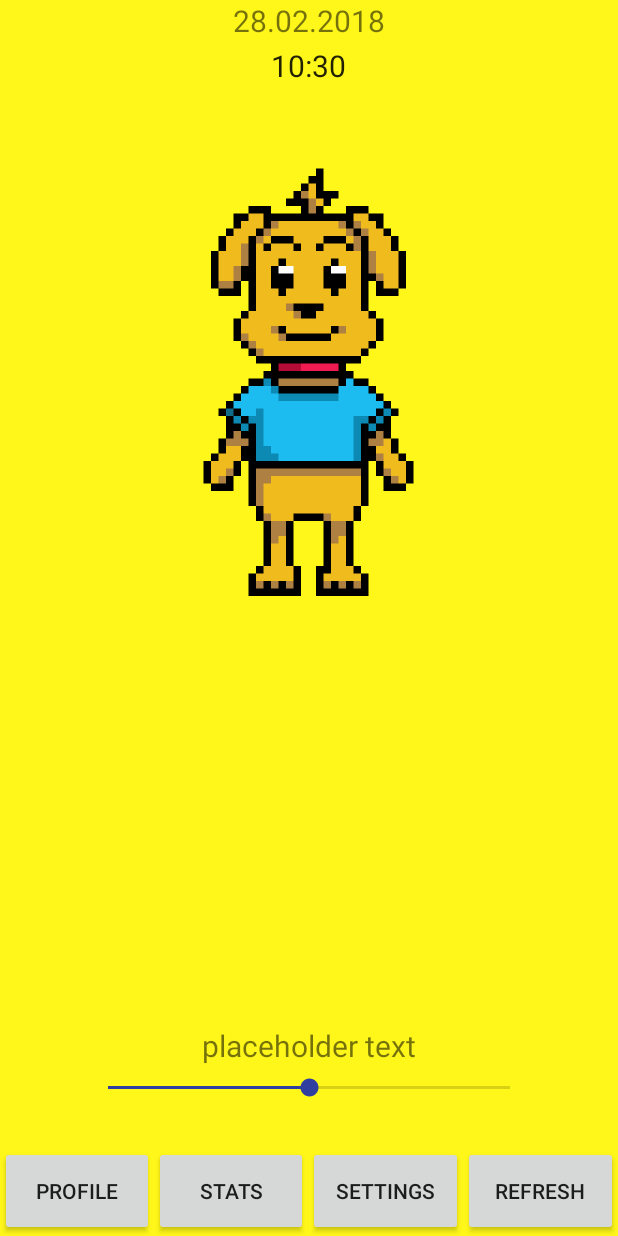
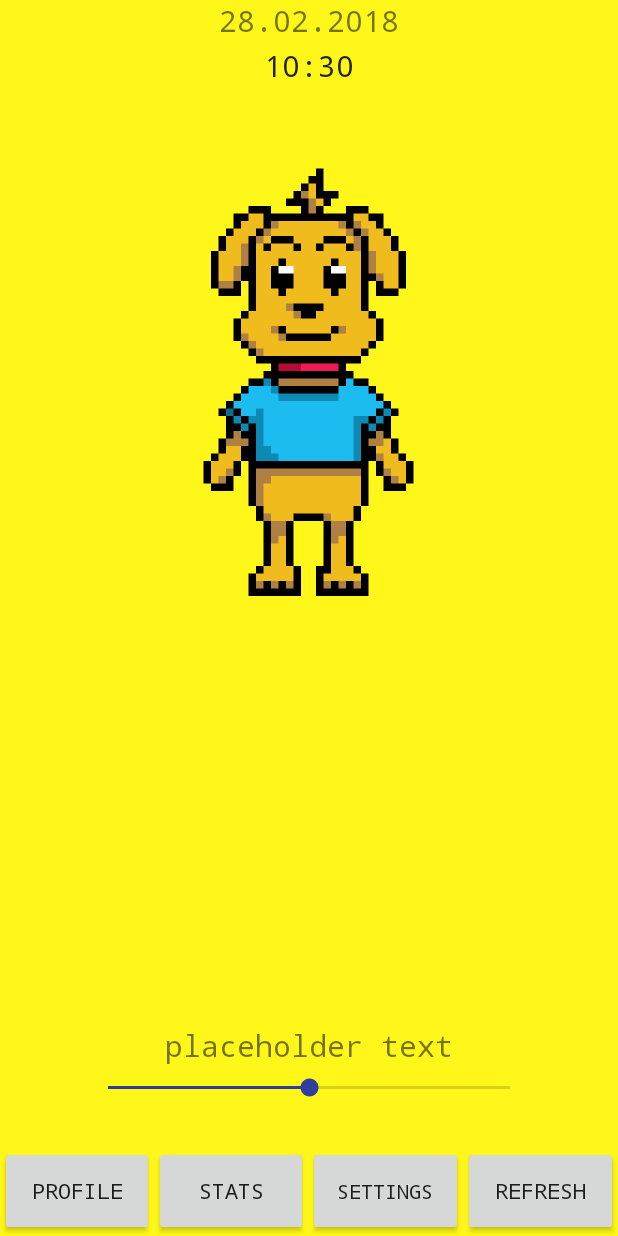
Before and after one commit to martin-the-human/PersonalEnergyTrainer, an Android app: the MainActivity screen opened directly, with no data from a screen before it, on a phone screen of 412 x 824 dp. Run offline under Robolectric (Android 15) with nearby library versions, the phone set to English and light mode, and no system bars.

Commit message:
changed font to monospace app wide to fit the theme

```diff
--- a/app/src/main/res/layout/activity_main.xml
+++ b/app/src/main/res/layout/activity_main.xml
@@ -21,7 +21,7 @@
             android:layout_centerHorizontal="true"
             android:text="@string/placeholder"
             android:textAlignment="center"
-            android:textSize="20sp" />
+            android:textSize="20sp"/>
 
         <!-- Timeframe -->
         <TextClock
@@ -32,7 +32,7 @@
             android:layout_centerHorizontal="true"
             android:text="10:00 - 10:30"
             android:textAlignment="center"
-            android:textSize="20sp" />
+            android:textSize="20sp"/>
 
         <!-- avatar -->
         <ImageView
@@ -53,7 +53,7 @@
             android:layout_centerHorizontal="true"
             android:layout_marginBottom="5dp"
             android:textSize="20sp"
-            android:text="placeholder text"/>
+            android:text="@string/placeholder"/>
 
         <!-- Bar which shows the current reading -->
         <SeekBar
@@ -89,7 +89,8 @@
                 android:layout_width="0dp"
                 android:layout_height="match_parent"
                 android:layout_weight="1"
-                android:text="@string/settings"/>
+                android:text="@string/settings"
+                android:textSize="13dp"/>
             <Button
                 android:id="@+id/btnNavigationRefresh"
                 android:layout_width="0dp"
--- a/app/src/main/res/values/styles.xml
+++ b/app/src/main/res/values/styles.xml
@@ -6,6 +6,9 @@
         <item name="colorPrimary">@color/colorPrimary</item>
         <item name="colorPrimaryDark">@color/colorPrimaryDark</item>
         <item name="colorAccent">@color/colorAccent</item>
+
+        <!-- set the font to monospace (app wide)-->
+        <item name="android:typeface">monospace</item>
     </style>
 
 </resources>
```
